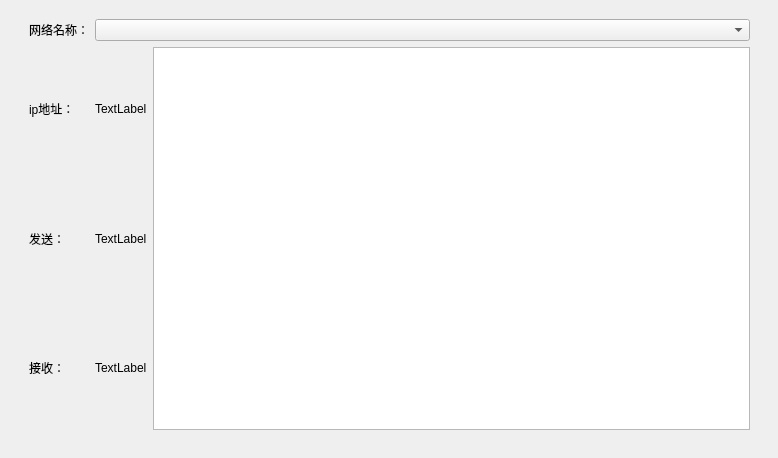
This is network/netwidget.ui in Codevka/qttop as Qt 5 draws it before an edit. The edited form follows.
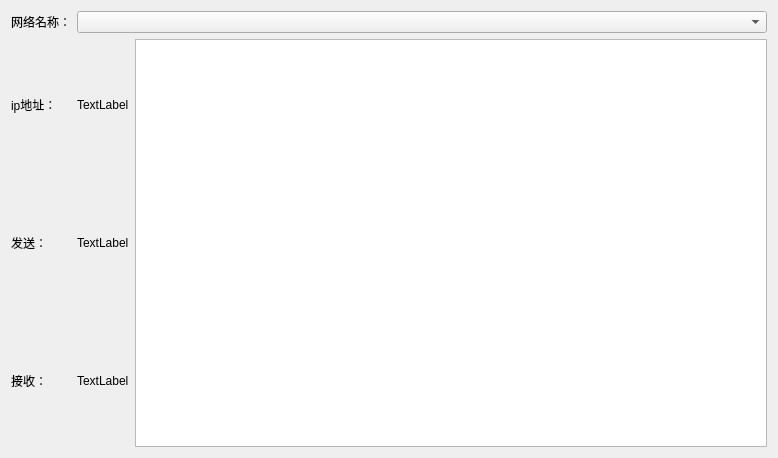
This is the edited form.

Commit message: feat: UI adaptive resizing

Diff of the .ui file:
```diff
--- a/network/netwidget.ui
+++ b/network/netwidget.ui
@@ -13,15 +13,8 @@
   <property name="windowTitle">
    <string>Form</string>
   </property>
-  <widget class="QWidget" name="gridLayoutWidget">
-   <property name="geometry">
-    <rect>
-     <x>29</x>
-     <y>19</y>
-     <width>721</width>
-     <height>411</height>
-    </rect>
-   </property>
+  <layout class="QVBoxLayout" name="verticalLayout">
+   <item>
    <layout class="QGridLayout" name="gridLayout">
     <item row="3" column="1">
      <widget class="QLabel" name="label_5">
@@ -79,7 +72,8 @@
      <widget class="QComboBox" name="comboBox"/>
     </item>
    </layout>
-  </widget>
+   </item>
+  </layout>
  </widget>
  <resources/>
  <connections/>
```
Lines whose indentation alone changed are shown as unchanged. The commit also changes 3 other files.
